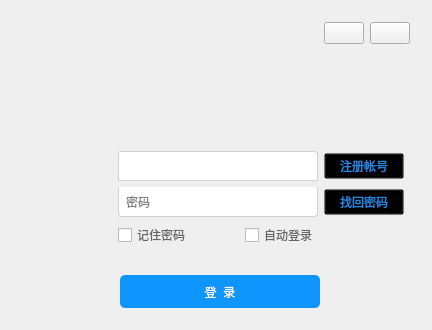
Old version of the form PatternKnowledgeEducationSystem/login.ui in the repository JosanSun/NewGenerationNetworkEducation.
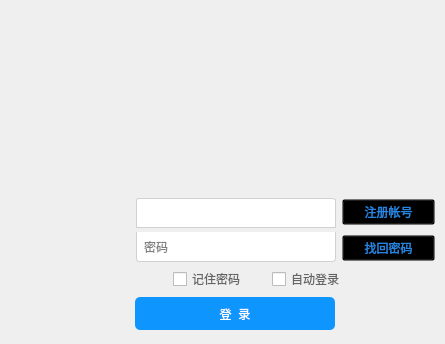
New version of the form. Icons and pictures are not drawn.

```diff
--- a/PatternKnowledgeEducationSystem/login.ui
+++ b/PatternKnowledgeEducationSystem/login.ui
@@ -6,25 +6,42 @@
    <rect>
     <x>0</x>
     <y>0</y>
-    <width>432</width>
-    <height>330</height>
+    <width>445</width>
+    <height>344</height>
    </rect>
   </property>
   <property name="windowTitle">
    <string>registor</string>
   </property>
-  <layout class="QVBoxLayout" name="verticalLayout">
+  <layout class="QVBoxLayout" name="verticalLayout_3">
+   <property name="spacing">
+    <number>0</number>
+   </property>
+   <property name="leftMargin">
+    <number>0</number>
+   </property>
+   <property name="topMargin">
+    <number>0</number>
+   </property>
+   <property name="rightMargin">
+    <number>0</number>
+   </property>
+   <property name="bottomMargin">
+    <number>10</number>
+   </property>
    <item>
-    <widget class="QWidget" name="widget_4" native="true">
-     <layout class="QHBoxLayout" name="horizontalLayout_3">
+    <layout class="QHBoxLayout" name="horizontalLayout">
+     <property name="spacing">
+      <number>0</number>
+     </property>
       <item>
-       <spacer name="horizontalSpacer_5">
+      <spacer name="horizontalSpacer">
         <property name="orientation">
          <enum>Qt::Horizontal</enum>
         </property>
         <property name="sizeHint" stdset="0">
          <size>
-          <width>317</width>
+         <width>440</width>
           <height>20</height>
          </size>
         </property>
@@ -32,38 +49,93 @@
       </item>
       <item>
        <widget class="QPushButton" name="buttonMin">
+       <property name="styleSheet">
+        <string notr="true">QPushButton#buttonMin
+{
+    background-color:transparent;
+}
+
+QPushButton#buttonMin:hover
+{
+    background-color:rgb(255, 0, 0);
+}
+
+QPushButton#buttonMin:pressed
+{
+    background-color:rgb(0, 85, 255);
+}</string>
+       </property>
         <property name="text">
          <string/>
         </property>
+       <property name="flat">
+        <bool>true</bool>
+       </property>
        </widget>
       </item>
       <item>
        <widget class="QPushButton" name="buttonClose">
+       <property name="styleSheet">
+        <string notr="true">QPushButton#buttonClose
+{
+    background-color:transparent;
+}
+
+QPushButton#buttonClose:hover
+{
+    background-color:rgb(255, 0, 0);
+}
+
+QPushButton#buttonClose:pressed
+{
+    background-color:rgb(0, 85, 255);
+}</string>
+       </property>
         <property name="text">
          <string/>
         </property>
+       <property name="flat">
+        <bool>true</bool>
+       </property>
        </widget>
       </item>
      </layout>
-    </widget>
    </item>
    <item>
     <spacer name="verticalSpacer">
      <property name="orientation">
       <enum>Qt::Vertical</enum>
      </property>
+     <property name="sizeType">
+      <enum>QSizePolicy::Fixed</enum>
+     </property>
      <property name="sizeHint" stdset="0">
       <size>
-       <width>13</width>
-       <height>86</height>
+       <width>20</width>
+       <height>160</height>
       </size>
      </property>
     </spacer>
    </item>
    <item>
-    <widget class="QWidget" name="widget_3" native="true">
-     <layout class="QGridLayout" name="gridLayout">
-      <item row="0" column="0" rowspan="3">
+    <layout class="QHBoxLayout" name="horizontalLayout_2">
+     <item>
+      <spacer name="horizontalSpacer_3">
+       <property name="orientation">
+        <enum>Qt::Horizontal</enum>
+       </property>
+       <property name="sizeType">
+        <enum>QSizePolicy::Fixed</enum>
+       </property>
+       <property name="sizeHint" stdset="0">
+        <size>
+         <width>50</width>
+         <height>20</height>
+        </size>
+       </property>
+      </spacer>
+     </item>
+     <item>
        <widget class="QLabel" name="piclabel">
         <property name="sizePolicy">
          <sizepolicy hsizetype="Fixed" vsizetype="Fixed">
@@ -73,8 +145,8 @@
         </property>
         <property name="minimumSize">
          <size>
-          <width>90</width>
-          <height>90</height>
+         <width>80</width>
+         <height>80</height>
          </size>
         </property>
         <property name="text">
@@ -88,71 +160,74 @@
         </property>
        </widget>
       </item>
-      <item row="2" column="4" colspan="2">
-       <spacer name="horizontalSpacer_4">
+     <item>
+      <layout class="QVBoxLayout" name="verticalLayout">
+       <property name="spacing">
+        <number>0</number>
+       </property>
+       <item>
+        <spacer name="verticalSpacer_2">
         <property name="orientation">
-         <enum>Qt::Horizontal</enum>
+          <enum>Qt::Vertical</enum>
+         </property>
+         <property name="sizeType">
+          <enum>QSizePolicy::Fixed</enum>
         </property>
         <property name="sizeHint" stdset="0">
          <size>
-          <width>78</width>
-          <height>20</height>
+           <width>20</width>
+           <height>10</height>
          </size>
         </property>
        </spacer>
       </item>
-      <item row="2" column="3">
-       <widget class="QCheckBox" name="autoregister">
+       <item>
+        <widget class="QComboBox" name="usernamebox">
+         <property name="sizePolicy">
+          <sizepolicy hsizetype="Fixed" vsizetype="Fixed">
+           <horstretch>0</horstretch>
+           <verstretch>0</verstretch>
+          </sizepolicy>
+         </property>
+         <property name="minimumSize">
+          <size>
+           <width>200</width>
+           <height>30</height>
+          </size>
+         </property>
         <property name="styleSheet">
-         <string notr="true">QCheckBox
+          <string notr="true">QComboBox
 {
-    color:rgb(101 , 101 , 101);
+    background:white;
+    padding-left:5px ;
+    border-top-left-radius:3px;
+    border-top-right-radius:3px;
+    border: 1px solid rgb(209 , 209 , 209);
+}
+QComboBox:hover
+{
+    border: 1px solid rgb(21 , 131 , 221);
+}
+QComboBox QAbstractItemView::item
+{
+    height:40px;
+}
+QComboBox::drop-down
+{
+    width:20px;
+    background:transparent;
+    padding-right:5px;
 }</string>
         </property>
-        <property name="text">
-         <string>自动登录</string>
-        </property>
-       </widget>
-      </item>
-      <item row="0" column="4">
-       <widget class="QPushButton" name="buttonRegister">
-        <property name="styleSheet">
-         <string notr="true">QPushButton#buttonRegister
-{
-    color:rgb(38 , 133 , 227);
-    background-color:transparent;
-}
-
-QPushButton#buttonRegister:hover
-{
-    color:rgb(97 , 179 , 246);
-}
-
-QPushButton#buttonRegister:pressed
-{
-    color:rgb(0 , 109 , 176);
-}
-</string>
-        </property>
-        <property name="text">
-         <string>注册帐号</string>
-        </property>
-       </widget>
-      </item>
-      <item row="2" column="2">
-       <spacer name="horizontalSpacer_8">
-        <property name="orientation">
-         <enum>Qt::Horizontal</enum>
-        </property>
-        <property name="sizeHint" stdset="0">
-         <size>
-          <width>40</width>
-          <height>20</height>
-         </size>
-        </property>
-       </spacer>
-      </item>
-      <item row="1" column="1" colspan="3">
+         <property name="editable">
+          <bool>true</bool>
+         </property>
+         <property name="frame">
+          <bool>false</bool>
+         </property>
+        </widget>
+       </item>
+       <item>
        <widget class="QLineEdit" name="passwordtext">
         <property name="sizePolicy">
          <sizepolicy hsizetype="Fixed" vsizetype="Fixed">
@@ -198,7 +273,61 @@
         </property>
        </widget>
       </item>
-      <item row="1" column="4">
+      </layout>
+     </item>
+     <item>
+      <layout class="QVBoxLayout" name="verticalLayout_2">
+       <property name="spacing">
+        <number>10</number>
+       </property>
+       <property name="topMargin">
+        <number>5</number>
+       </property>
+       <property name="bottomMargin">
+        <number>5</number>
+       </property>
+       <item>
+        <spacer name="verticalSpacer_3">
+         <property name="orientation">
+          <enum>Qt::Vertical</enum>
+         </property>
+         <property name="sizeType">
+          <enum>QSizePolicy::Fixed</enum>
+         </property>
+         <property name="sizeHint" stdset="0">
+          <size>
+           <width>10</width>
+           <height>10</height>
+          </size>
+         </property>
+        </spacer>
+       </item>
+       <item>
+        <widget class="QPushButton" name="buttonRegister">
+         <property name="styleSheet">
+          <string notr="true">QPushButton#buttonRegister
+{
+    color:rgb(38 , 133 , 227);
+    background-color:transparent;
+}
+
+QPushButton#buttonRegister:hover
+{
+    color:rgb(97 , 179 , 246);
+}
+
+QPushButton#buttonRegister:pressed
+{
+    color:rgb(0 , 109 , 176);
+}
+</string>
+         </property>
+         <property name="text">
+          <string>注册帐号</string>
+         </property>
+        </widget>
+       </item>
+       <item>
        <widget class="QPushButton" name="buttonFindBackPassword">
         <property name="styleSheet">
          <string notr="true">QPushButton#buttonFindBackPassword
@@ -222,11 +351,16 @@
         </property>
        </widget>
       </item>
-      <item row="0" column="5">
-       <spacer name="horizontalSpacer_6">
+      </layout>
+     </item>
+     <item>
+      <spacer name="horizontalSpacer_5">
         <property name="orientation">
          <enum>Qt::Horizontal</enum>
         </property>
+       <property name="sizeType">
+        <enum>QSizePolicy::Fixed</enum>
+       </property>
         <property name="sizeHint" stdset="0">
          <size>
           <width>10</width>
@@ -235,66 +369,27 @@
         </property>
        </spacer>
       </item>
-      <item row="1" column="5">
+    </layout>
+   </item>
+   <item>
+    <layout class="QHBoxLayout" name="horizontalLayout_3">
+     <property name="bottomMargin">
+      <number>5</number>
+     </property>
+     <item>
        <spacer name="horizontalSpacer_7">
         <property name="orientation">
          <enum>Qt::Horizontal</enum>
         </property>
         <property name="sizeHint" stdset="0">
          <size>
-          <width>10</width>
+         <width>40</width>
           <height>20</height>
          </size>
         </property>
        </spacer>
       </item>
-      <item row="0" column="1" colspan="3">
-       <widget class="QComboBox" name="usernamebox">
-        <property name="sizePolicy">
-         <sizepolicy hsizetype="Fixed" vsizetype="Fixed">
-          <horstretch>0</horstretch>
-          <verstretch>0</verstretch>
-         </sizepolicy>
-        </property>
-        <property name="minimumSize">
-         <size>
-          <width>200</width>
-          <height>30</height>
-         </size>
-        </property>
-        <property name="styleSheet">
-         <string notr="true">QComboBox
-{
-    background:white;
-    padding-left:5px ;
-    border-top-left-radius:3px;
-    border-top-right-radius:3px;
-    border: 1px solid rgb(209 , 209 , 209);
-}
-QComboBox:hover
-{
-    border: 1px solid rgb(21 , 131 , 221);
-}
-QComboBox QAbstractItemView::item
-{
-    height:40px;
-}
-QComboBox::drop-down
-{
-    width:20px;
-    background:transparent;
-    padding-right:5px;
-}</string>
-        </property>
-        <property name="editable">
-         <bool>true</bool>
-        </property>
-        <property name="frame">
-         <bool>false</bool>
-        </property>
-       </widget>
-      </item>
-      <item row="2" column="1">
+     <item>
        <widget class="QCheckBox" name="storepassword">
         <property name="styleSheet">
          <string notr="true">QCheckBox
@@ -307,20 +402,63 @@
         </property>
        </widget>
       </item>
-     </layout>
+     <item>
+      <spacer name="horizontalSpacer_6">
+       <property name="orientation">
+        <enum>Qt::Horizontal</enum>
+       </property>
+       <property name="sizeType">
+        <enum>QSizePolicy::Fixed</enum>
+       </property>
+       <property name="sizeHint" stdset="0">
+        <size>
+         <width>20</width>
+         <height>20</height>
+        </size>
+       </property>
+      </spacer>
+     </item>
+     <item>
+      <widget class="QCheckBox" name="autoregister">
+       <property name="styleSheet">
+        <string notr="true">QCheckBox
+{
+    color:rgb(101 , 101 , 101);
+}</string>
+       </property>
+       <property name="text">
+        <string>自动登录</string>
+       </property>
     </widget>
    </item>
    <item>
-    <widget class="QWidget" name="widget_2" native="true">
-     <layout class="QHBoxLayout" name="horizontalLayout_2">
+      <spacer name="horizontalSpacer_8">
+       <property name="orientation">
+        <enum>Qt::Horizontal</enum>
+       </property>
+       <property name="sizeType">
+        <enum>QSizePolicy::Fixed</enum>
+       </property>
+       <property name="sizeHint" stdset="0">
+        <size>
+         <width>100</width>
+         <height>20</height>
+        </size>
+       </property>
+      </spacer>
+     </item>
+    </layout>
+   </item>
       <item>
-       <spacer name="horizontalSpacer">
+    <layout class="QHBoxLayout" name="horizontalLayout_4">
+     <item>
+      <spacer name="horizontalSpacer_10">
         <property name="orientation">
          <enum>Qt::Horizontal</enum>
         </property>
         <property name="sizeHint" stdset="0">
          <size>
-          <width>88</width>
+         <width>40</width>
           <height>20</height>
          </size>
         </property>
@@ -348,7 +486,7 @@
     border-radius:5px;
 }
 
-QPushButton#loginbtn:hover
+QPushButton#buttonLogin:hover
 {
     color:white;
     background-color:rgb(44 , 137 , 255);
@@ -368,7 +506,7 @@
        </widget>
       </item>
       <item>
-       <spacer name="horizontalSpacer_2">
+      <spacer name="horizontalSpacer_9">
         <property name="orientation">
          <enum>Qt::Horizontal</enum>
         </property>
@@ -377,14 +515,13 @@
         </property>
         <property name="sizeHint" stdset="0">
          <size>
-          <width>90</width>
+         <width>110</width>
           <height>20</height>
          </size>
         </property>
        </spacer>
       </item>
      </layout>
-    </widget>
    </item>
   </layout>
  </widget>
```
Left out of the diff: 5 changed lines with no effect on the pictures. Lines whose indentation alone changed are shown as unchanged.
